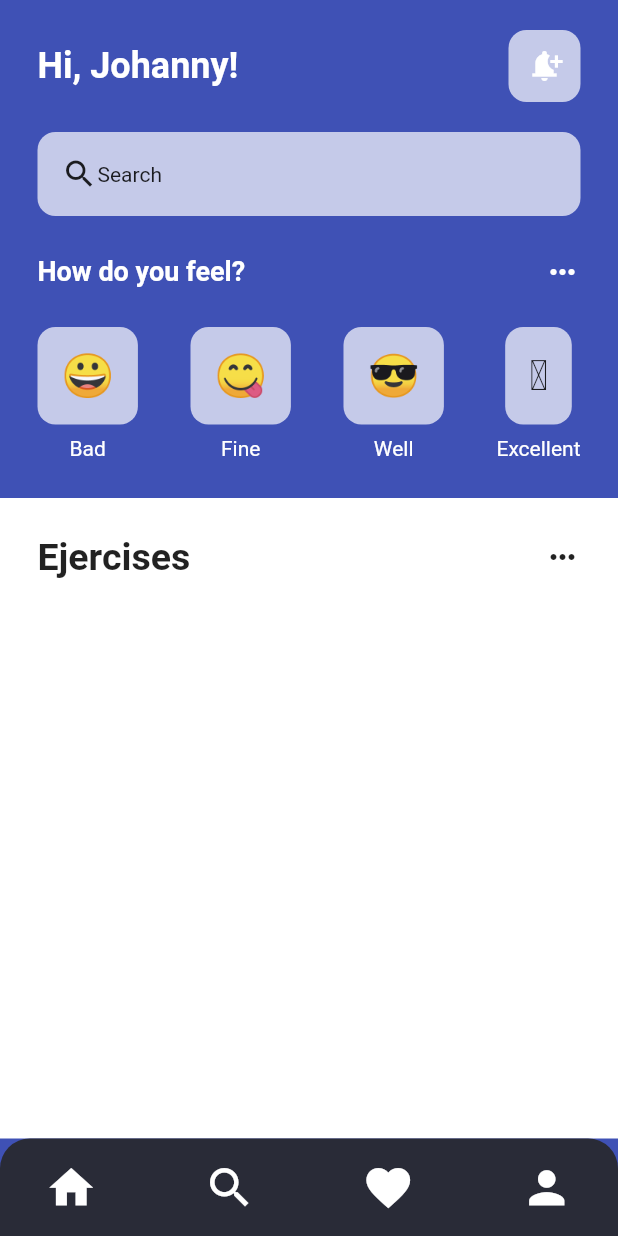
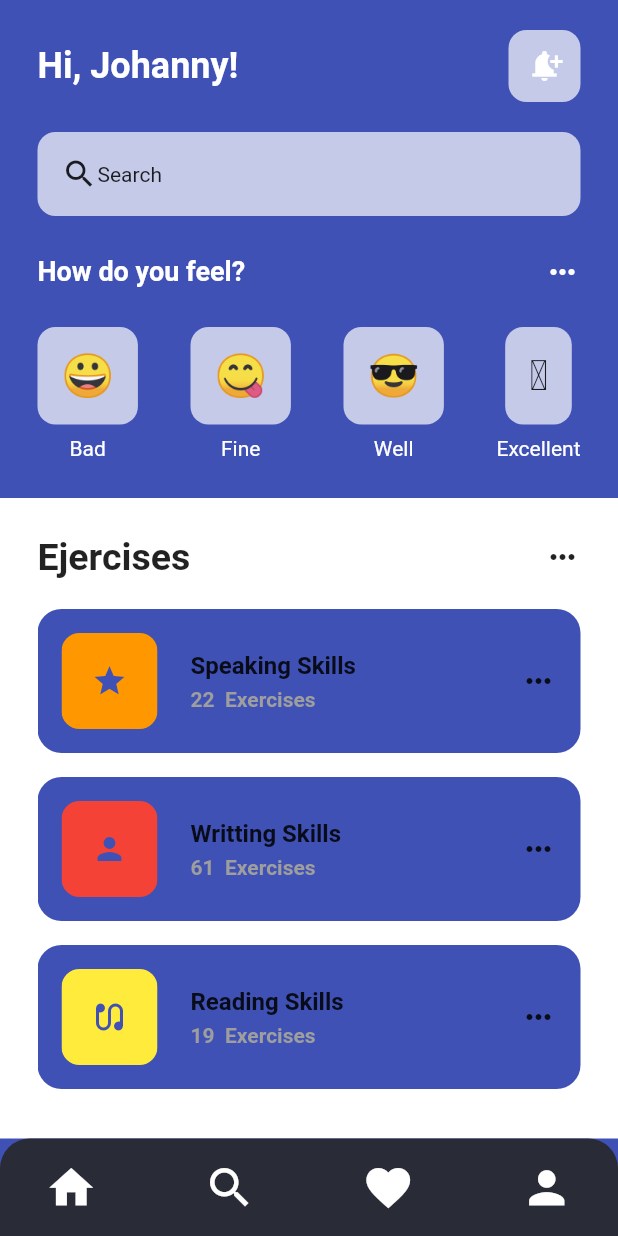
Before and after one commit to Josoro/Clone_Design_Flutter, a Flutter app: the screen it shows after launch, on a phone screen of 412 x 824 dp. Run offline on Flutter 3.47's test engine with Material 2 defaults, Android fonts, the phone set to English and light mode, and no system bars.

Commit message:
Change of de screen

```diff
--- a/lib/src/pages/home_page.dart
+++ b/lib/src/pages/home_page.dart
@@ -1,4 +1,4 @@
-import 'package:clone_design_flutter/src/util/emoticons.dart';
+import 'package:clone_design_flutter/src/widgets/exercises.dart';
 import 'package:flutter/material.dart';
 
 import '../widgets/widgets.dart';
@@ -128,6 +128,44 @@ class HomePage extends StatelessWidget {
                         Icons.more_horiz,
                       )
                     ],
+                  ),
+                  const SizedBox(height: 20),
+                  //Exercises
+                  Expanded(
+                    child: ListView(
+                      children: const <Widget>[
+                        Exercises(
+                          icon: Icons.star,
+                          exerciseName: 'Speaking Skills',
+                          numberOfExercises: 22,
+                          color: Colors.orange,
+                        ),
+                        Exercises(
+                          icon: Icons.person,
+                          exerciseName: 'Writting Skills',
+                          numberOfExercises: 61,
+                          color: Colors.red,
+                        ),
+                        Exercises(
+                          icon: Icons.earbuds,
+                          exerciseName: 'Reading Skills',
+                          numberOfExercises: 19,
+                          color: Colors.yellow,
+                        ),
+                        Exercises(
+                          icon: Icons.create,
+                          exerciseName: 'Speaking',
+                          numberOfExercises: 21,
+                          color: Colors.green,
+                        ),
+                        Exercises(
+                          icon: Icons.star,
+                          exerciseName: 'Speaking',
+                          numberOfExercises: 2,
+                          color: Colors.brown,
+                        )
+                      ],
+                    ),
                   )
                 ],
               ),
--- /dev/null
+++ b/lib/src/widgets/exercises.dart
@@ -0,0 +1,61 @@
+import 'package:flutter/material.dart';
+
+class Exercises extends StatelessWidget {
+  final icon;
+  final color;
+  final String exerciseName;
+  final int numberOfExercises;
+  const Exercises(
+      {super.key,
+      this.icon,
+      required this.exerciseName,
+      required this.numberOfExercises,
+      required this.color});
+
+  @override
+  Widget build(BuildContext context) {
+    return Padding(
+      padding: const EdgeInsets.only(bottom: 16.0),
+      child: Container(
+          padding: const EdgeInsets.all(16),
+          decoration: BoxDecoration(
+              color: Colors.indigo, borderRadius: BorderRadius.circular(16)),
+          child: Row(
+            mainAxisAlignment: MainAxisAlignment.spaceBetween,
+            children: <Widget>[
+              Row(
+                children: <Widget>[
+                  ClipRRect(
+                    borderRadius: BorderRadius.circular(12),
+                    child: Container(
+                        padding: const EdgeInsets.all(20),
+                        color: color,
+                        child: Icon(icon, color: Colors.indigo)),
+                  ),
+                  const SizedBox(width: 22),
+                  Column(
+                    crossAxisAlignment: CrossAxisAlignment.start,
+                    children: <Widget>[
+                      Text(
+                        exerciseName,
+                        style: const TextStyle(
+                            fontWeight: FontWeight.bold, fontSize: 16),
+                      ),
+                      const SizedBox(
+                        height: 5,
+                      ),
+                      Text('$numberOfExercises  Exercises',
+                          style: const TextStyle(
+                              fontWeight: FontWeight.bold,
+                              color: Colors.grey,
+                              fontSize: 14))
+                    ],
+                  ),
+                ],
+              ),
+              const Icon(Icons.more_horiz)
+            ],
+          )),
+    );
+  }
+}
--- a/lib/src/widgets/widgets.dart
+++ b/lib/src/widgets/widgets.dart
@@ -1,2 +1,3 @@
 export 'package:clone_design_flutter/src/widgets/custom_menu_options.dart';
+export 'package:clone_design_flutter/src/widgets/emoticos.dart';
 export 'package:clone_design_flutter/src/widgets/search.dart';
```
Also changed, not shown: lib/src/widgets/emoticos.dart (renamed from lib/src/util/emoticons.dart).
